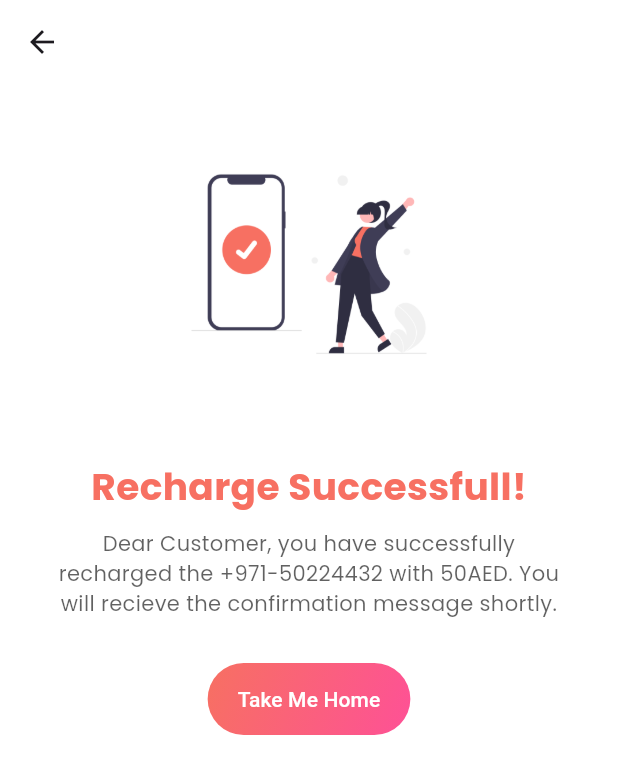
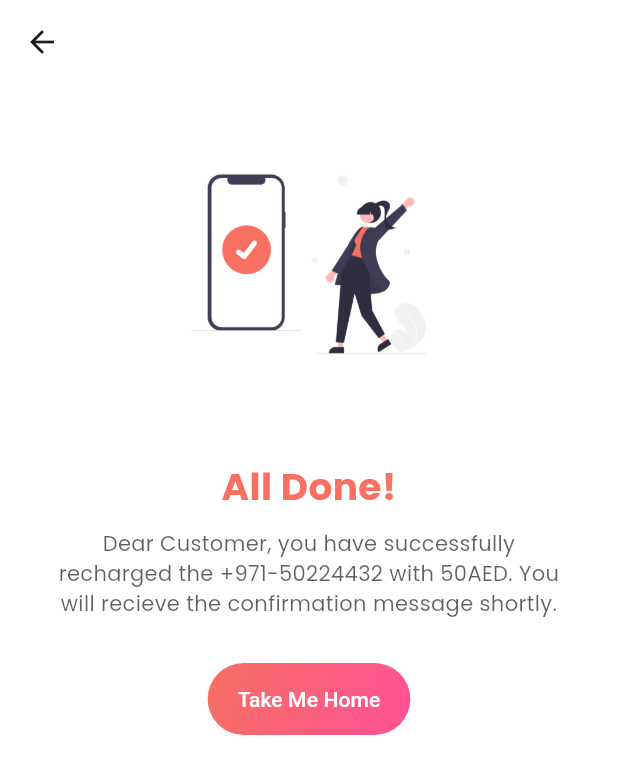
Before and after one commit to mahtab-ali/recharge, a Flutter app: the Success screen opened directly, on a phone screen of 412 x 824 dp. Shown: the top 774 px of the screen. Run offline on Flutter 3.47's test engine with Material 3 defaults, Android fonts, the light colour scheme and no system bars; our stand-ins replace get, ionicons, shimmer; missing offline and left inert: slideable.

Commit message:
fixed some spell mistake

```diff
--- a/lib/view/pages/success.dart
+++ b/lib/view/pages/success.dart
@@ -37,7 +37,7 @@ class Success extends StatelessWidget {
                 height: 40,
               ),
               Text(
-                "Recharge Successfull!",
+                "All Done!",
                 style: AppText.headingOne(color: AppColors.primaryColor),
               ),
               const SizedBox(
```
